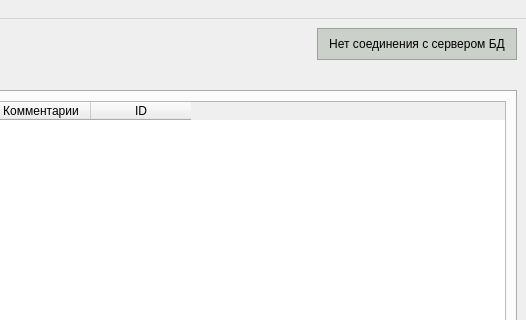
Old version of the form arm_o/mainwindow.ui in the repository levdikandrey/DataCollector; both pictures show x 730 to 1256 and y 0 to 320 of the 1256 by 796 pixel window.
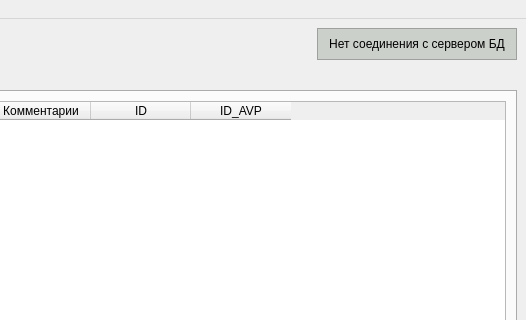
New version of the form. The open tabs and pages were chosen to show the change. Icons and pictures are not drawn.

The edit to the form file:
```diff
--- a/arm_o/mainwindow.ui
+++ b/arm_o/mainwindow.ui
@@ -1190,6 +1190,11 @@
             <string>ID</string>
            </property>
           </column>
+          <column>
+           <property name="text">
+            <string>ID_AVP</string>
+           </property>
+          </column>
          </widget>
         </item>
         <item row="1" column="0">
```
